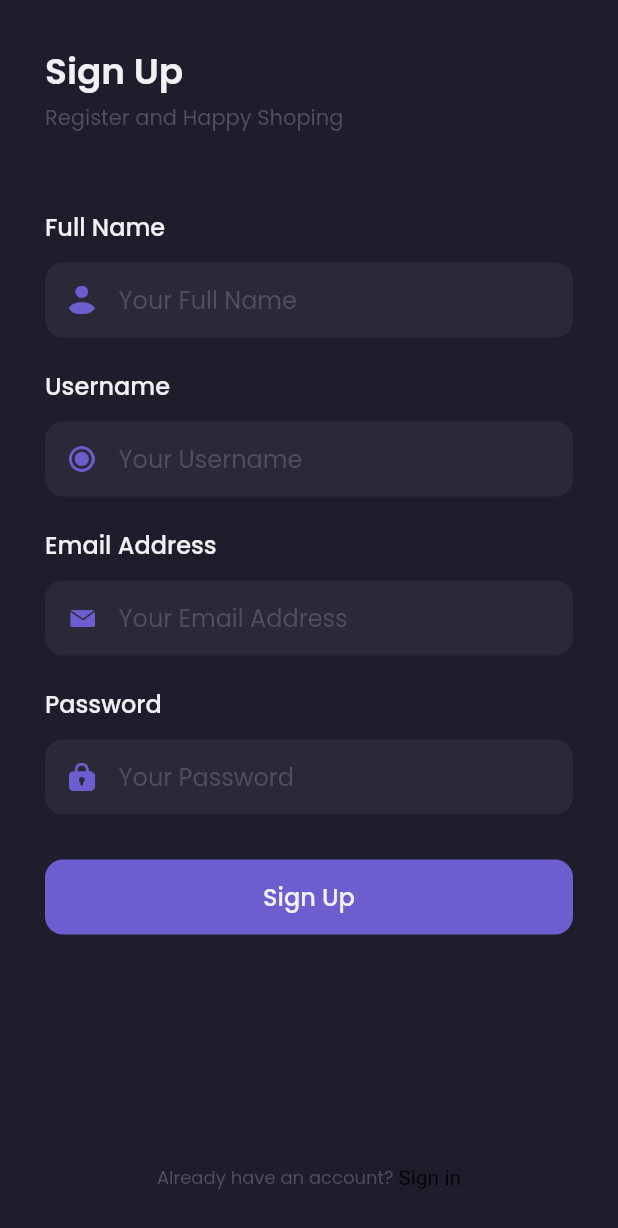
After one commit to nenofetch/bwa_frontend_flutter, a Flutter app: the SignUpPage screen opened by its route, on a phone screen of 412 x 824 dp. The commit adds this screen. Shown: the top 1228 px of the screen. Run offline on Flutter 3.47's test engine with Material 2 defaults, Android fonts, the phone set to English and light mode, and no system bars; our stand-ins replace google_fonts; statements that could not run were skipped.

Commit message:
feat: adding sign-up page

```diff
--- a/lib/main.dart
+++ b/lib/main.dart
@@ -1,5 +1,6 @@
 import 'package:flutter/material.dart';
 import 'package:shamo_frontend/pages/sign_in_page.dart';
+import 'package:shamo_frontend/pages/sign_up_page.dart';
 import 'package:shamo_frontend/pages/splash_page.dart';
 
 void main() => runApp(const MyApp());
@@ -14,6 +15,7 @@ class MyApp extends StatelessWidget {
       routes: {
         '/': (context) => SplashPage(),
         '/sign-in': (context) => SignInPage(),
+        '/sign-up': (context) => SignUpPage(),
       },
     );
   }
--- /dev/null
+++ b/lib/pages/sign_up_page.dart
@@ -0,0 +1,319 @@
+import 'package:flutter/material.dart';
+import 'package:shamo_frontend/themes.dart';
+
+class SignUpPage extends StatefulWidget {
+  const SignUpPage({super.key});
+
+  @override
+  State<SignUpPage> createState() => _SignUpPageState();
+}
+
+class _SignUpPageState extends State<SignUpPage> {
+  Widget header() {
+    return Container(
+      margin: EdgeInsets.only(top: 30),
+      child: Column(
+        crossAxisAlignment: CrossAxisAlignment.start,
+        children: [
+          Text(
+            'Sign Up',
+            style: primaryTextStyle.copyWith(
+              fontSize: 24,
+              fontWeight: semiBold,
+            ),
+          ),
+          SizedBox(
+            height: 2,
+          ),
+          Text(
+            'Register and Happy Shoping',
+            style: subtitleTextStyle,
+          ),
+        ],
+      ),
+    );
+  }
+
+  Widget fullName() {
+    return Container(
+      margin: EdgeInsets.only(top: 50),
+      child: Column(
+        crossAxisAlignment: CrossAxisAlignment.start,
+        children: [
+          Text(
+            'Full Name',
+            style: primaryTextStyle.copyWith(
+              fontSize: 16,
+              fontWeight: medium,
+            ),
+          ),
+          SizedBox(
+            height: 12,
+          ),
+          Container(
+            height: 50,
+            padding: EdgeInsets.symmetric(
+              horizontal: 16,
+            ),
+            decoration: BoxDecoration(
+              color: backgroundColor2,
+              borderRadius: BorderRadius.circular(12),
+            ),
+            child: Center(
+              child: Row(
+                children: [
+                  Image.asset(
+                    'assets/icon_name.png',
+                    width: 17,
+                  ),
+                  SizedBox(
+                    width: 16,
+                  ),
+                  Expanded(
+                    child: TextFormField(
+                      style: primaryTextStyle,
+                      decoration: InputDecoration.collapsed(
+                        hintText: 'Your Full Name',
+                        hintStyle: subtitleTextStyle,
+                      ),
+                    ),
+                  ),
+                ],
+              ),
+            ),
+          )
+        ],
+      ),
+    );
+  }
+
+  Widget username() {
+    return Container(
+      margin: EdgeInsets.only(top: 20),
+      child: Column(
+        crossAxisAlignment: CrossAxisAlignment.start,
+        children: [
+          Text(
+            'Username',
+            style: primaryTextStyle.copyWith(
+              fontSize: 16,
+              fontWeight: medium,
+            ),
+          ),
+          SizedBox(
+            height: 12,
+          ),
+          Container(
+            height: 50,
+            padding: EdgeInsets.symmetric(
+              horizontal: 16,
+            ),
+            decoration: BoxDecoration(
+              color: backgroundColor2,
+              borderRadius: BorderRadius.circular(12),
+            ),
+            child: Center(
+              child: Row(
+                children: [
+                  Image.asset(
+                    'assets/icon_username.png',
+                    width: 17,
+                  ),
+                  SizedBox(
+                    width: 16,
+                  ),
+                  Expanded(
+                    child: TextFormField(
+                      style: primaryTextStyle,
+                      decoration: InputDecoration.collapsed(
+                        hintText: 'Your Username',
+                        hintStyle: subtitleTextStyle,
+                      ),
+                    ),
+                  ),
+                ],
+              ),
+            ),
+          )
+        ],
+      ),
+    );
+  }
+
+  Widget emailInput() {
+    return Container(
+      margin: EdgeInsets.only(top: 20),
+      child: Column(
+        crossAxisAlignment: CrossAxisAlignment.start,
+        children: [
+          Text(
+            'Email Address',
+            style: primaryTextStyle.copyWith(
+              fontSize: 16,
+              fontWeight: medium,
+            ),
+          ),
+          SizedBox(
+            height: 12,
+          ),
+          Container(
+            height: 50,
+            padding: EdgeInsets.symmetric(
+              horizontal: 16,
+            ),
+            decoration: BoxDecoration(
+              color: backgroundColor2,
+              borderRadius: BorderRadius.circular(12),
+            ),
+            child: Center(
+              child: Row(
+                children: [
+                  Image.asset('assets/icon_email.png', width: 17),
+                  SizedBox(
+                    width: 16,
+                  ),
+                  Expanded(
+                    child: TextFormField(
+                      style: primaryTextStyle,
+                      decoration: InputDecoration.collapsed(
+                        hintText: 'Your Email Address',
+                        hintStyle: subtitleTextStyle,
+                      ),
+                    ),
+                  ),
+                ],
+              ),
+            ),
+          ),
+        ],
+      ),
+    );
+  }
+
+  Widget passwordInput() {
+    return Container(
+      margin: EdgeInsets.only(top: 20),
+      child: Column(
+        crossAxisAlignment: CrossAxisAlignment.start,
+        children: [
+          Text(
+            'Password',
+            style: primaryTextStyle.copyWith(
+              fontSize: 16,
+              fontWeight: medium,
+            ),
+          ),
+          SizedBox(
+            height: 12,
+          ),
+          Container(
+            height: 50,
+            padding: EdgeInsets.symmetric(
+              horizontal: 16,
+            ),
+            decoration: BoxDecoration(
+              color: backgroundColor2,
+              borderRadius: BorderRadius.circular(12),
+            ),
+            child: Center(
+              child: Row(
+                children: [
+                  Image.asset('assets/icon_password.png', width: 17),
+                  SizedBox(
+                    width: 16,
+                  ),
+                  Expanded(
+                    child: TextFormField(
+                      obscureText: true,
+                      style: primaryTextStyle,
+                      decoration: InputDecoration.collapsed(
+                        hintText: 'Your Password',
+                        hintStyle: subtitleTextStyle,
+                      ),
+                    ),
+                  ),
+                ],
+              ),
+            ),
+          ),
+        ],
+      ),
+    );
+  }
+
+  Widget signUpButton() {
+    return Container(
+      height: 50,
+      width: double.infinity,
+      margin: EdgeInsets.only(top: 30),
+      child: TextButton(
+        onPressed: () => {},
+        style: TextButton.styleFrom(
+          backgroundColor: primaryColor,
+          shape: RoundedRectangleBorder(
+            borderRadius: BorderRadius.circular(12),
+          ),
+        ),
+        child: Text(
+          'Sign Up',
+          style: primaryTextStyle.copyWith(
+            fontSize: 16,
+            fontWeight: medium,
+          ),
+        ),
+      ),
+    );
+  }
+
+  Widget footer() {
+    return Container(
+      margin: EdgeInsets.only(bottom: 30),
+      child: Row(
+        mainAxisAlignment: MainAxisAlignment.center,
+        children: [
+          Text(
+            'Already have an account? ',
+            style: subtitleTextStyle.copyWith(
+              fontSize: 12,
+            ),
+          ),
+          GestureDetector(
+            onTap: () => {Navigator.pushNamed(context, '/sign-in')},
+            child: Text(
+              'Sign in',
+              style: purpleTextStyle.copyWith(fontSize: 12, fontWeight: medium),
+            ),
+          )
+        ],
+      ),
+    );
+  }
+
+  @override
+  Widget build(BuildContext context) {
+    return Scaffold(
+      resizeToAvoidBottomInset: false,
+      backgroundColor: backgroundColor1,
+      body: SafeArea(
+        child: Container(
+          margin: EdgeInsets.symmetric(
+            horizontal: defaultMargin,
+          ),
+          child: Column(
+            crossAxisAlignment: CrossAxisAlignment.start,
+            children: [
+              header(),
+              fullName(),
+              username(),
+              emailInput(),
+              passwordInput(),
+              signUpButton(),
+              Spacer(),
+              footer(),
+            ],
+          ),
+        ),
+      ),
+    );
+  }
+}
```
